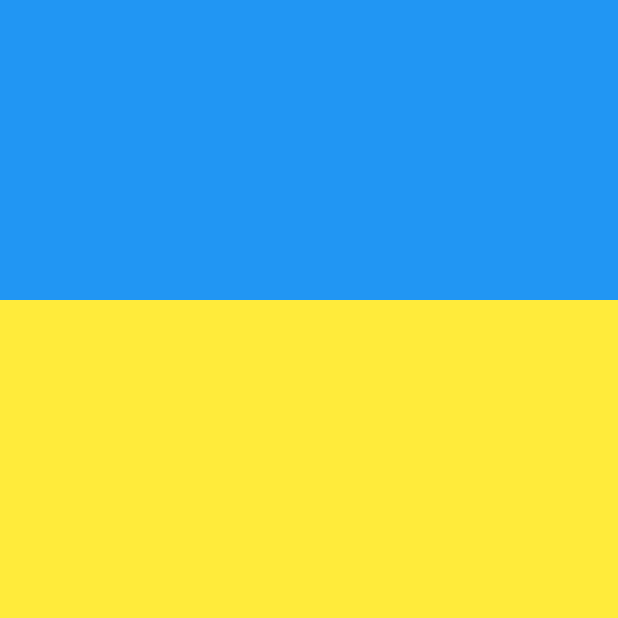
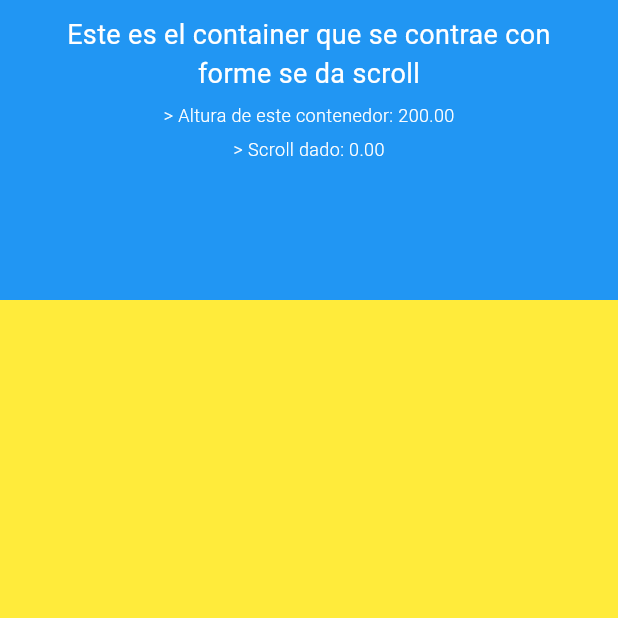
Before and after one commit to RafaEscobar/flutter_animations, a Flutter app: the screen it shows after launch, after a tap on "Reducir tamaño de caja con scroll", on a phone screen of 412 x 824 dp, the top half of it. Run offline on Flutter 3.47's test engine with Material 3 defaults, Android fonts, the phone set to English and light mode, and no system bars; our stand-ins replace go_router.

Commit message:
Mapeo visual de animación #1

```diff
--- a/lib/screens/animations/reduce_scroll_screen.dart
+++ b/lib/screens/animations/reduce_scroll_screen.dart
@@ -6,7 +6,9 @@ class ReduceScrollScreen extends StatelessWidget{
 
   @override
   Widget build(BuildContext context) {
-    return CustomScrollView(
+    return Scaffold(
+      body: SafeArea(
+        child: CustomScrollView(
           slivers: [
             SliverPersistentHeader(
               pinned: true,
@@ -19,6 +21,8 @@ class ReduceScrollScreen extends StatelessWidget{
               ),
             )
           ],
+        ),
+      ),
     );
   }
 }
@@ -42,8 +46,27 @@ class _ShrinkHeaderDelegate extends SliverPersistentHeaderDelegate {
     final currentHeight = (maxExtent - shrinkOffset).clamp(minExtent, maxExtent);
 
     return Container(
+      padding: EdgeInsets.symmetric(horizontal: 20, vertical: 10),
       color: Colors.blue,
       height: currentHeight,
+      child: Column(
+        spacing: 6,
+        children: [
+          Text(
+            "Este es el container que se contrae con forme se da scroll",
+            style: TextStyle(fontSize: 18, color: Colors.white,),
+            textAlign: TextAlign.center,
+          ),
+          Text(
+            "> Altura de este contenedor: ${currentHeight.toStringAsFixed(2)}",
+            style: TextStyle(color: Colors.white, fontWeight: FontWeight.w300, fontSize: 12),
+          ),
+          Text(
+            "> Scroll dado: ${shrinkOffset.toStringAsFixed(2)}",
+            style: TextStyle(color: Colors.white, fontWeight: FontWeight.w300, fontSize: 12),
+          )
+        ],
+      )
     );
   }
 
```
Lines whose indentation alone changed are shown as unchanged.
